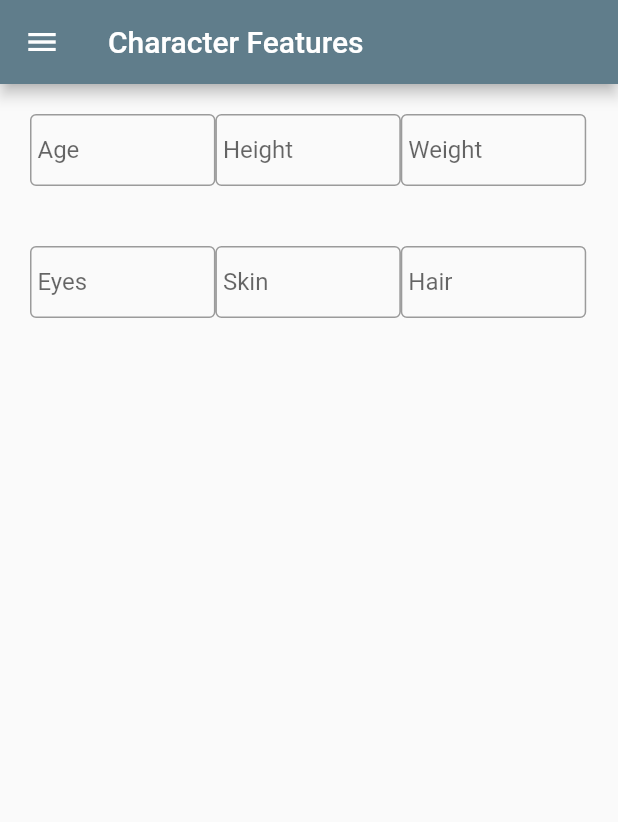
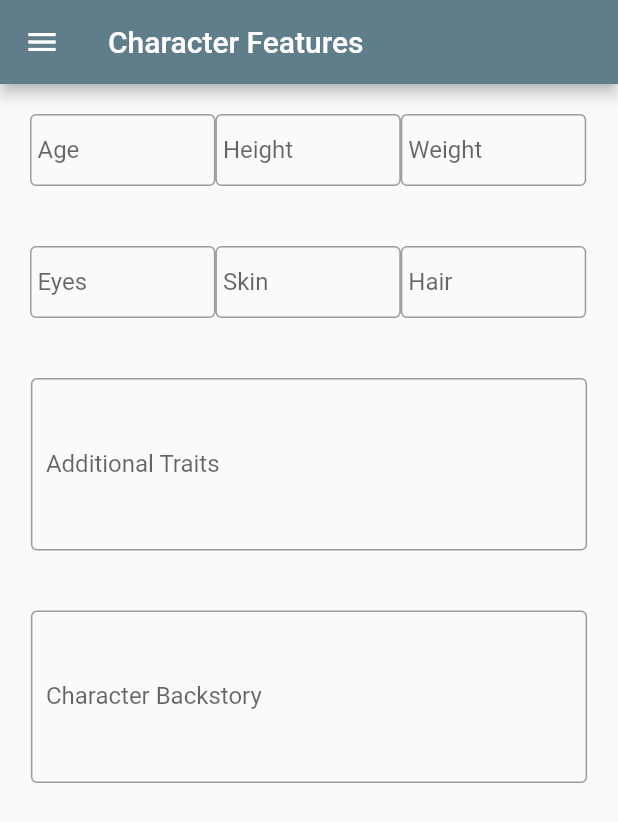
Before and after one commit to raymosaid/UASPromvis, a Flutter app: the FeaturePage screen opened directly, on a phone screen of 412 x 824 dp. Shown: the top 822 px of the screen. Run offline on Flutter 3.47's test engine with Material 2 defaults, Android fonts, the phone set to English and light mode, and no system bars.

Commit message:
Update feature.dart
tambah text fields additional traits dan character backstory

```diff
--- a/lib/feature.dart
+++ b/lib/feature.dart
@@ -27,8 +27,8 @@
   TextEditingController Eyes = TextEditingController();
   TextEditingController Skin = TextEditingController();
   TextEditingController Hair = TextEditingController();
-  //TextEditingController AdditionalTraits = TextEditingController();
-  //TextEditingController CharacterBackstory = TextEditingController();
+  TextEditingController AdditionalTraits = TextEditingController();
+  TextEditingController CharacterBackstory = TextEditingController();
 
   @override
   Widget build(BuildContext context) {
@@ -118,7 +118,49 @@
                   ),
                 ],
               ),
-            )
+            ),
+            Padding(
+              padding: EdgeInsets.all(20),
+              child: Row(
+                mainAxisAlignment: MainAxisAlignment.center,
+                children: [
+                  SizedBox(
+                    width: MediaQuery.of(context).size.width * 0.9,
+                    child: TextField(
+                      maxLines: 5,
+                      decoration: InputDecoration(
+                        border: OutlineInputBorder(),
+                        contentPadding: EdgeInsets.all(10),
+                        labelText: 'Additional Traits',
+                      ),
+                      textAlign: TextAlign.left,
+                      controller: AdditionalTraits,
+                    ),
+                  )
+                ],
+              ),
+            ),
+            Padding(
+              padding: EdgeInsets.all(20),
+              child: Row(
+                mainAxisAlignment: MainAxisAlignment.center,
+                children: [
+                  SizedBox(
+                    width: MediaQuery.of(context).size.width * 0.9,
+                    child: TextField(
+                      maxLines: 5,
+                      decoration: InputDecoration(
+                        border: OutlineInputBorder(),
+                        contentPadding: EdgeInsets.all(10),
+                        labelText: 'Character Backstory',
+                      ),
+                      textAlign: TextAlign.left,
+                      controller: CharacterBackstory,
+                    ),
+                  )
+                ],
+              ),
+            ),
           ],
         )));
   }
```
